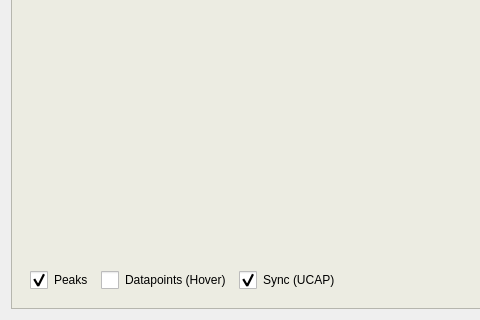
jfpatrick/diamond-blm-expert-gui, file diamond_blm_expert_gui/fullscreen_rawbuf1_fft.ui: the form before one commit; both pictures show x 0 to 480 and y 380 to 700 of the 1400 by 700 pixel window.
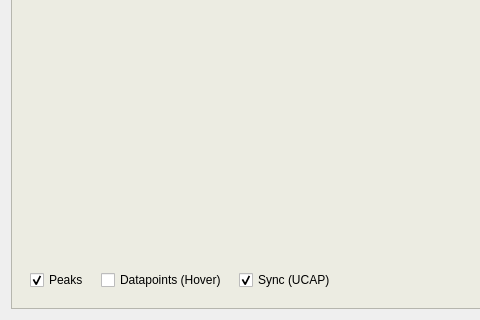
The form after the commit. Icons and pictures are not drawn. Custom widgets are drawn as their Qt base class.

Diff of the .ui file:
```diff
--- a/diamond_blm_expert_gui/fullscreen_rawbuf1_fft.ui
+++ b/diamond_blm_expert_gui/fullscreen_rawbuf1_fft.ui
@@ -106,33 +106,7 @@
            <item>
             <widget class="QCheckBox" name="checkBox_one">
              <property name="styleSheet">
-              <string notr="true">QCheckBox::indicator {
-    width: 18px; height: 18px;
-}
-
-QCheckBox::indicator:checked {
-    image: url(icons/checkbox_true_yellow_2.png);
-}
-
-QCheckBox::indicator:unchecked {
-    image: url(icons/checkbox_false_2.png);
-}
-
-QCheckBox::indicator:checked:pressed {
-    image: url(icons/checkbox_true_pressed_2.png);
-}
-
-QCheckBox::indicator:unchecked:pressed {
-    image: url(icons/checkbox_false_pressed_2.png);
-}
-
-QCheckBox::indicator:checked:disabled {
-    image: url(icons/checkbox_true_disabled_2.png);
-}
-
-QCheckBox::indicator:unchecked:disabled {
-    image: url(icons/checkbox_false_disabled_2.png);
-}</string>
+              <string notr="true"/>
              </property>
              <property name="text">
               <string>Peaks</string>
@@ -145,33 +119,7 @@
            <item>
             <widget class="QCheckBox" name="checkBox_hover">
              <property name="styleSheet">
-              <string notr="true">QCheckBox::indicator {
-    width: 18px; height: 18px;
-}
-
-QCheckBox::indicator:checked {
-    image: url(icons/checkbox_true_green_2.png);
-}
-
-QCheckBox::indicator:unchecked {
-    image: url(icons/checkbox_false_2.png);
-}
-
-QCheckBox::indicator:checked:pressed {
-    image: url(icons/checkbox_true_pressed_2.png);
-}
-
-QCheckBox::indicator:unchecked:pressed {
-    image: url(icons/checkbox_false_pressed_2.png);
-}
-
-QCheckBox::indicator:checked:disabled {
-    image: url(icons/checkbox_true_disabled_2.png);
-}
-
-QCheckBox::indicator:unchecked:disabled {
-    image: url(icons/checkbox_false_disabled_2.png);
-}</string>
+              <string notr="true"/>
              </property>
              <property name="text">
               <string>Datapoints (Hover)</string>
@@ -181,33 +129,7 @@
            <item>
             <widget class="QCheckBox" name="checkBox_sync_main">
              <property name="styleSheet">
-              <string notr="true">QCheckBox::indicator {
-    width: 18px; height: 18px;
-}
-
-QCheckBox::indicator:checked {
-    image: url(icons/checkbox_true_white_2.png);
-}
-
-QCheckBox::indicator:unchecked {
-    image: url(icons/checkbox_false_2.png);
-}
-
-QCheckBox::indicator:checked:pressed {
-    image: url(icons/checkbox_true_pressed_2.png);
-}
-
-QCheckBox::indicator:unchecked:pressed {
-    image: url(icons/checkbox_false_pressed_2.png);
-}
-
-QCheckBox::indicator:checked:disabled {
-    image: url(icons/checkbox_true_disabled_2.png);
-}
-
-QCheckBox::indicator:unchecked:disabled {
-    image: url(icons/checkbox_false_disabled_2.png);
-}</string>
+              <string notr="true"/>
              </property>
              <property name="text">
               <string>Sync (UCAP)</string>
```
